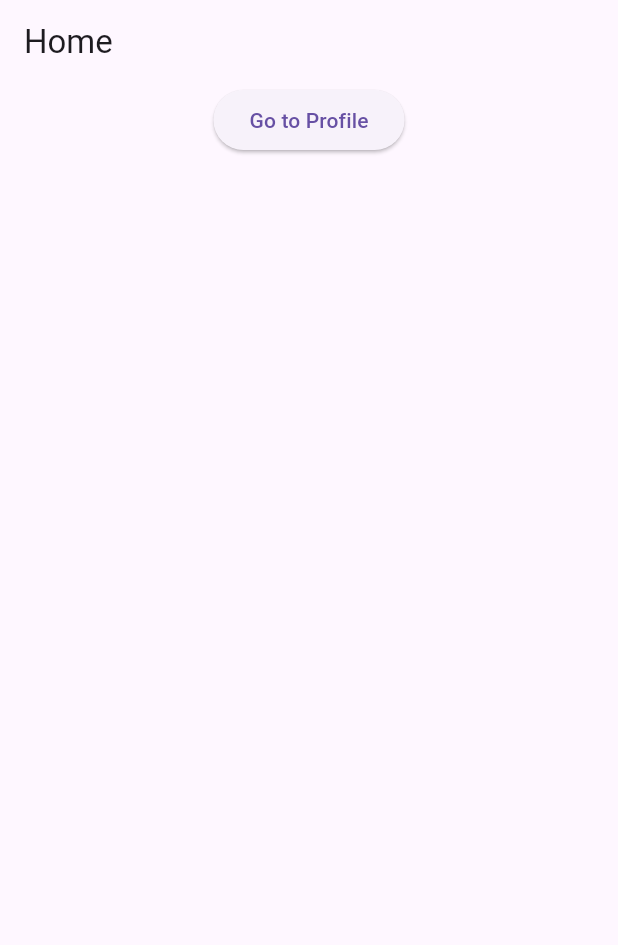
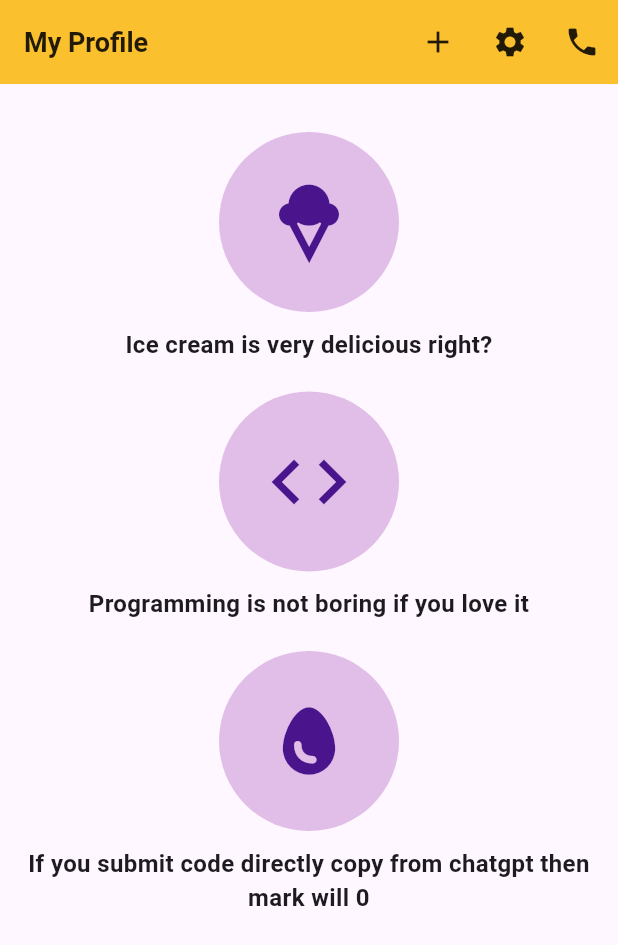
Before and after one commit to Zahirul064/live_class_project, a Flutter app: the screen it shows after launch, on a phone screen of 412 x 824 dp. Shown: the top 945 px of the screen. Run offline on Flutter 3.47's test engine with Material 3 defaults, Android fonts, the phone set to English and light mode, and no system bars.

Commit message:
new updated

```diff
--- a/lib/main.dart
+++ b/lib/main.dart
@@ -1,51 +1,108 @@
-// Named Navigation, Stateful Widget
-
 import 'package:flutter/material.dart';
 
-void main(){
-  runApp(SimpleApp());
+void main() {
+  runApp(MyApp());
 }
 
-class SimpleApp extends StatelessWidget {
-  const SimpleApp({super.key});
+class MyApp extends StatelessWidget {
+  const MyApp({super.key});
 
   @override
   Widget build(BuildContext context) {
     return MaterialApp(
-      initialRoute: '/home',
-      routes: {
-        '/home': (context) => Home(),
-        '/profile': (context) => Profile(),
-        '/setting': (context) => Setting(),
-      },
+      home: ProfileScreen(),
+      theme: ThemeData(
+        appBarTheme: AppBarTheme(
+          backgroundColor: Colors.yellow[700],
+          foregroundColor: Colors.yellow,
+          titleTextStyle: TextStyle(
+              fontSize: 18, fontWeight: FontWeight.w600, color: Colors.black87),
+          actionsIconTheme: IconThemeData(color: Colors.black87),
+        ),
+      ),
+      debugShowCheckedModeBanner: false,
     );
   }
 }
 
-class Home extends StatelessWidget {
-  const Home({super.key});
+class ProfileItem extends StatelessWidget {
+  final IconData icon;
+  final String text;
+
+  ProfileItem({required this.icon, required this.text});
+
+  @override
+  Widget build(BuildContext context) {
+    return Column(
+      children: [
+        CircleAvatar(
+          radius: 60,
+          backgroundColor: Colors.purple[100],
+          child: Icon(
+            icon,
+            size: 60,
+            color: Colors.purple[900],
+          ),
+        ),
+        SizedBox(height: 10),
+        Text(
+          text,
+          textAlign: TextAlign.center,
+          style: TextStyle(
+            fontSize: 16,
+            fontWeight: FontWeight.bold,
+          ),
+        ),
+      ],
+    );
+  }
+}
+
+class ProfileScreen extends StatelessWidget {
+  const ProfileScreen({super.key});
 
   @override
   Widget build(BuildContext context) {
     return Scaffold(
       appBar: AppBar(
-        title: Text('Home'),
+        title: Text('My Profile'),
+        actions: [
+          IconButton(
+            icon: Icon(Icons.add),
+            onPressed: () {},
+          ),
+          IconButton(
+            icon: Icon(Icons.settings),
+            onPressed: () {},
+          ),
+          IconButton(
+            icon: Icon(Icons.phone),
+            onPressed: () {},
+          ),
+        ],
       ),
-      body: Center(
-        child: SizedBox(
+      body: Container(
+        child: Padding(
+          padding: const EdgeInsets.all(16.0),
           child: Column(
+            mainAxisAlignment: MainAxisAlignment.center,
+            mainAxisSize: MainAxisSize.min,
             children: [
-              ElevatedButton(
-                onPressed: () {
-                  // Navigator.push(
-                  //   context,
-                  //   MaterialPageRoute(
-                  //     builder: (context) => Profile(),
-                  //   ),
-                  // );
-                  Navigator.pushNamed(context, '/profile');
-                },
-                child: Text('Go to Profile'),
+              SizedBox(height: 16),
+              ProfileItem(
+                icon: Icons.icecream,
+                text: 'Ice cream is very delicious right?',
+              ),
+              SizedBox(height: 20),
+              ProfileItem(
+                icon: Icons.code,
+                text: 'Programming is not boring if you love it',
+              ),
+              SizedBox(height: 20),
+              ProfileItem(
+                icon: Icons.egg,
+                text:
+                    'If you submit code directly copy from chatgpt then mark will 0',
               ),
             ],
           ),
@@ -54,51 +111,3 @@ class Home extends StatelessWidget {
     );
   }
 }
-
-class Profile extends StatelessWidget {
-  const Profile({super.key});
-
-  @override
-  Widget build(BuildContext context) {
-    return Scaffold(
-      appBar: AppBar(
-        title: Text('Profile'),
-      ),
-      body: Column(
-        children: [
-          ElevatedButton(onPressed: (){
-            // Navigator.pushReplacement(
-            //   context,
-            //   MaterialPageRoute(
-            //     builder: (context) => Setting(),
-            //   ),
-            // );
-            Navigator.pushReplacementNamed(context, '/setting');
-          }, child: Text('Go to Setting'))
-        ],
-      ),
-    );
-  }
-}
-
-
-class Setting extends StatelessWidget {
-   Setting ({super.key});
-
-  @override
-  Widget build(BuildContext context) {
-    return Scaffold(
-      appBar: AppBar(
-        title: Text('Setting'),
-      ),
-      body: Column(
-        children: [
-          ElevatedButton(onPressed: (){
-            //Navigator.pushAndRemoveUntil(context, MaterialPageRoute(builder: (context) =>Home()), (predicate) => false);
-          Navigator.pushNamedAndRemoveUntil(context, '/home', (predicate) => false);
-          }, child: Text('Home'))
-        ],
-      ),
-    );
-  }
-}
```
